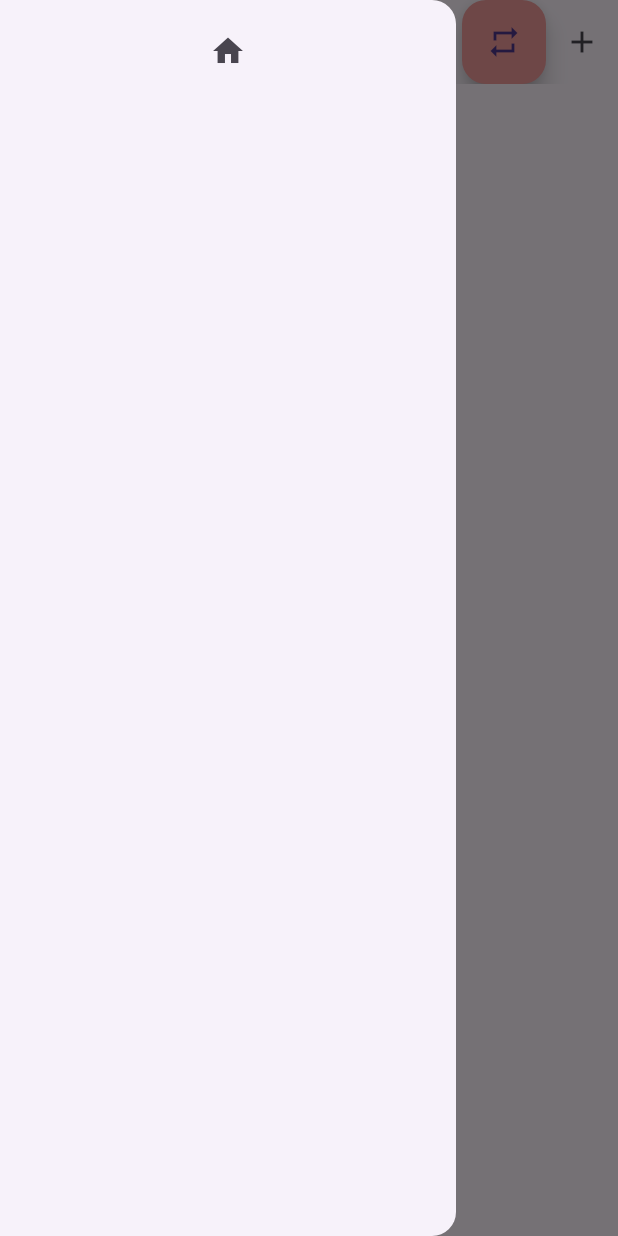
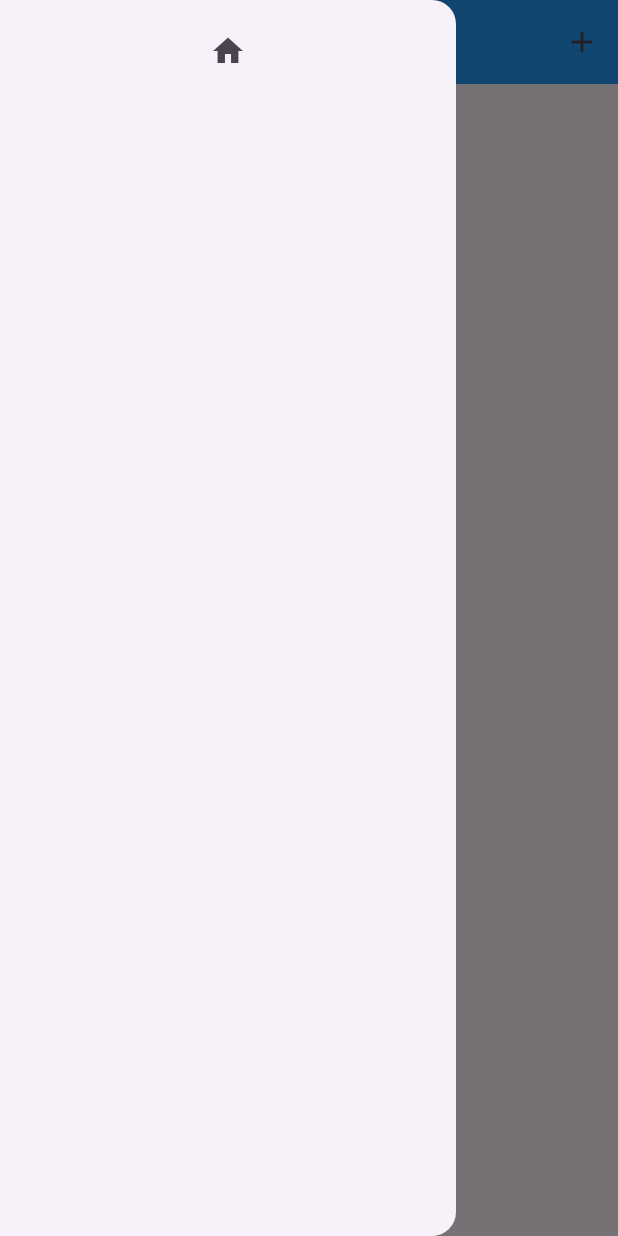
Before and after one commit to Rasm832b/Min-app, a Flutter app: the Changes screen opened directly, with the side drawer open, on a phone screen of 412 x 824 dp. Run offline on Flutter 3.47's test engine with Material 3 defaults, Android fonts, the phone set to English and light mode, and no system bars; our stand-ins replace hive, hive_flutter; accounts and stored records are empty.

Commit message:
Changes
Ændring af design og nu med edit knap på alle i settings, hvor man kan fjerne eller ændre navnet.

```diff
--- a/lib/pages/settings.dart
+++ b/lib/pages/settings.dart
@@ -30,37 +30,38 @@ class _ChangesState extends State<Changes> {
   Widget build(BuildContext context) {
     return Scaffold(
         appBar: AppBar(
+          backgroundColor: Colors.blue,
           //automaticallyImplyLeading: false,
           title: Text('Settings'),
           centerTitle: true,
           actions: [
-            IconButton(
-                onPressed: () async {
-                  setState(() {
-                    names.deleteAll(FunctionAS1.edits);
-                    FunctionAS1.edits = [];
-                    FunctionAS1.undo(FunctionAS1.edits, FunctionAS1.checked);
-                  });
-                },
-                icon: const Icon(Icons.delete)),
-            IconButton(
-                onPressed: () async {
-                  print(names.toMap());
-                },
-                icon: const Icon(Icons.beach_access)),
-            FloatingActionButton(
-              onPressed: () async {
-                await names.clear();
-                setState(() {
-                  for (var x = 0; x < names.length; x++) {
-                    names.add(FunctionAS1.namesAS1[x]);
-                  }
-                  FunctionAS1.undo(FunctionAS1.edits, FunctionAS1.checked);
-                });
-              },
-              backgroundColor: Colors.red[200],
-              child: Icon(Icons.repeat),
-            ),
+            // IconButton(
+            //     onPressed: () async {
+            //       setState(() {
+            //         names.deleteAll(FunctionAS1.edits);
+            //         FunctionAS1.edits = [];
+            //         FunctionAS1.undo(FunctionAS1.edits, FunctionAS1.checked);
+            //       });
+            //     },
+            //     icon: const Icon(Icons.delete)),
+            // IconButton(
+            //     onPressed: () async {
+            //       print(names.toMap());
+            //     },
+            //     icon: const Icon(Icons.beach_access)),
+            // FloatingActionButton(
+            //   onPressed: () async {
+            //     await names.clear();
+            //     setState(() {
+            //       for (var x = 0; x < names.length; x++) {
+            //         names.add(FunctionAS1.namesAS1[x]);
+            //       }
+            //       FunctionAS1.undo(FunctionAS1.edits, FunctionAS1.checked);
+            //     });
+            //   },
+            //   backgroundColor: Colors.red[200],
+            //   child: Icon(Icons.repeat),
+            // ),
             IconButton(
                 onPressed: ()async {
                   await FunctionAS1.Adding(context);
@@ -86,32 +87,31 @@ class _ChangesState extends State<Changes> {
             )
           ],
         )),
-        body: Center(
-          child: SingleChildScrollView(
+        body: SingleChildScrollView(
             child: Column(children: [
               for (var i = 0; i < names.length; i++)
-                Row(
+               Card(child:Row(
                   children: [
-                    SizedBox(
+                    SizedBox(width: MediaQuery.of(context).size.width-8,
                     child: Row(children: [
-                      Padding(padding: EdgeInsets.only(right: 20),
-                      child: Text('${names.getAt(i)}',
+
+                    Text('${names.getAt(i)}',
                       style: TextStyle(fontSize: 20),),
-                      ),
-                    FloatingActionButton(
-                        onPressed: ()async {
-                          await FunctionAS1.editting(context,i);
+                    Spacer(),
+                    IconButton(
+                      alignment: Alignment.centerRight,
+                        onPressed: () async {
+                         await FunctionAS1.editting(context,i);
                           setState(() {});
                           },
-                      child: Icon(Icons.edit),
+                      icon: Icon(Icons.edit),
                     ),
                     ]),
                     ),
-
                   ],
-                ),
+                ),)
             ]),
           ),
-        ));
+        );
   }
 }
```
Also changed, not shown: lib/Functions/functioner.dart (+6 -2 lines), lib/pages/AS1.dart (+5 -6 lines), pubspec.lock.
